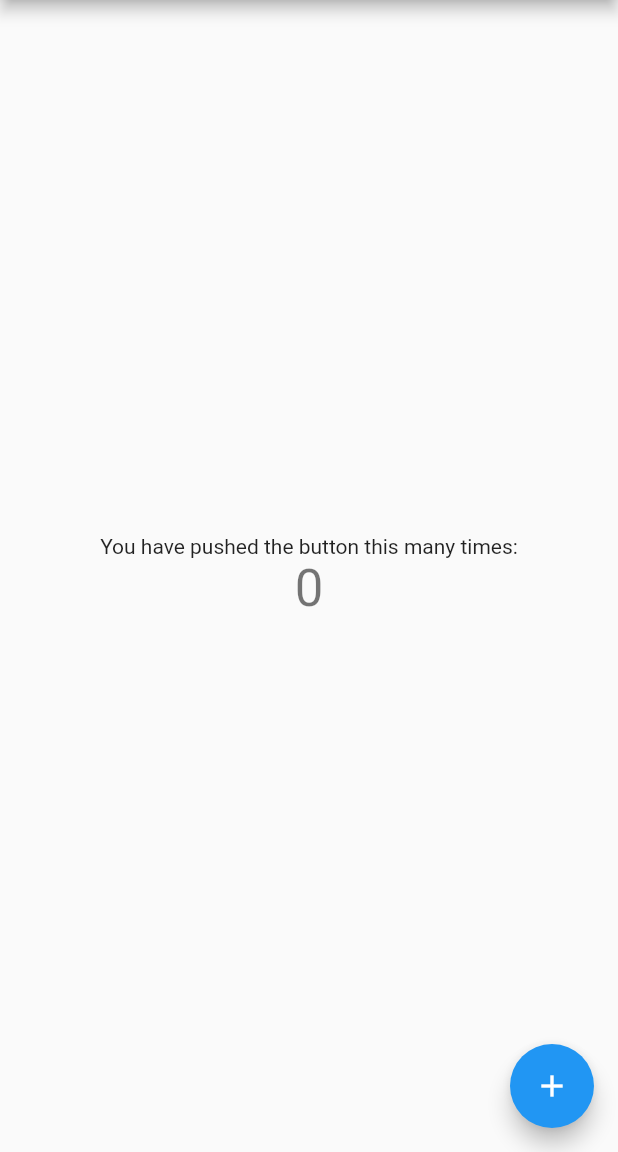
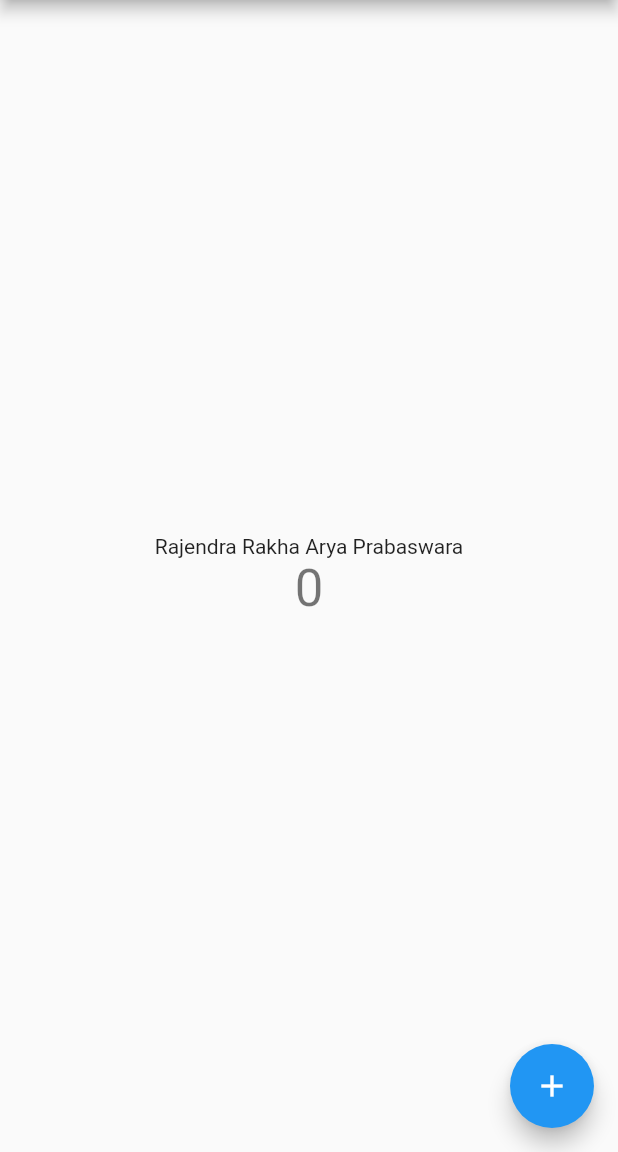
Before and after one commit to Rjndrkha/flutter_fundamental_1, a Flutter app: the screen it shows after launch, on a phone screen of 412 x 824 dp, the part 84-1236 px from its top. Run offline on Flutter 3.47's test engine with Material 2 defaults, Android fonts, the phone set to English and light mode, and no system bars.

Commit message:
Practicum 2

```diff
--- a/lib/main.dart
+++ b/lib/main.dart
@@ -96,7 +96,7 @@ class _MyHomePageState extends State<MyHomePage> {
           mainAxisAlignment: MainAxisAlignment.center,
           children: <Widget>[
             const Text(
-              'You have pushed the button this many times:',
+              'Rajendra Rakha Arya Prabaswara',
             ),
             Text(
               '$_counter',
```
